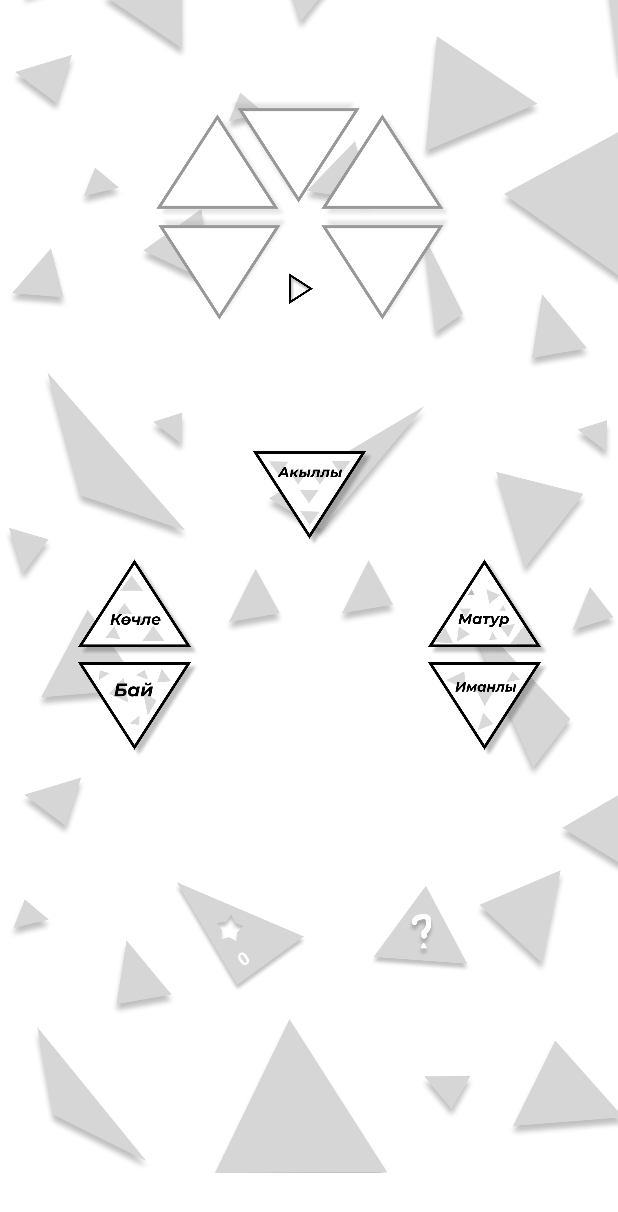
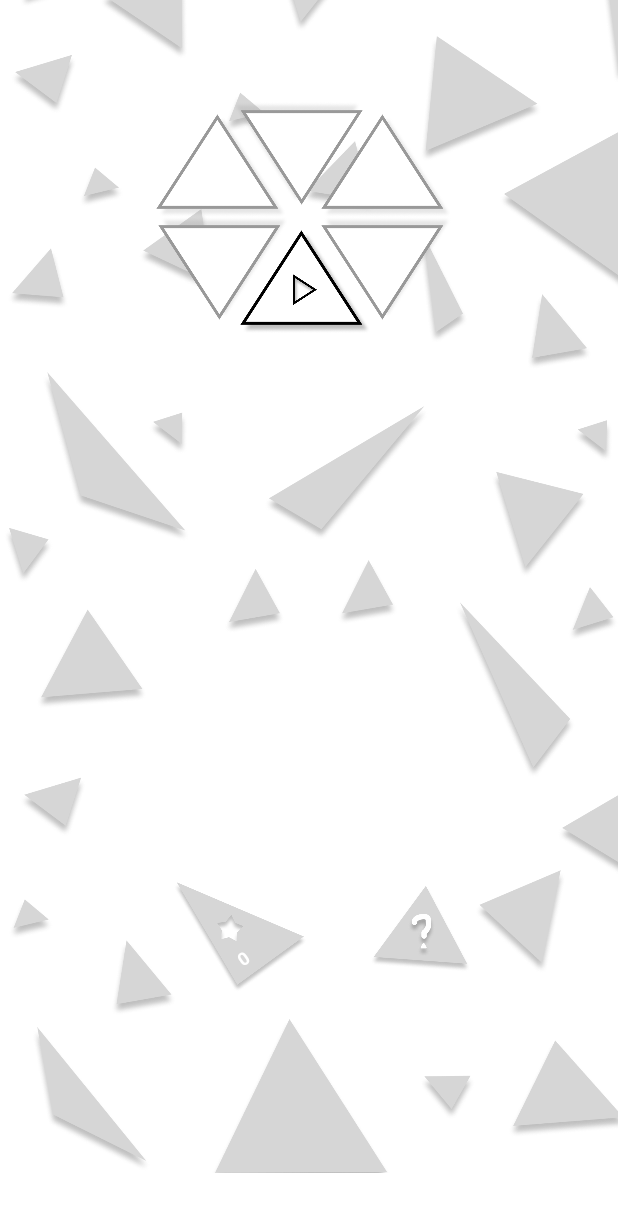
Before and after one commit to NurikDen/Leylek, an Android app built with Jetpack Compose: the screen it shows after launch (MainActivity), on a phone screen of 412 x 824 dp. Shown: the top 1212 px of the screen. Run offline under Robolectric (Android 15) with nearby library versions, the phone set to English and light mode, and no system bars; Roboto replaces fonts that are not available here.

Commit message:
updated animations

```diff
--- a/app/src/main/java/com/aocompany/leylek/MainActivity.kt
+++ b/app/src/main/java/com/aocompany/leylek/MainActivity.kt
@@ -1,8 +1,6 @@
 package com.aocompany.leylek
 import android.annotation.SuppressLint
 import android.os.Bundle
-import android.view.Menu
-import android.view.MenuItem
 import android.view.View
 import android.view.ViewGroup
 import android.view.animation.Animation
@@ -23,7 +21,7 @@
         super.onCreate(savedInstanceState)
         setContentView(R.layout.activity_main)
 
-        val button = findViewById<ImageView>(R.id.button)
+        val button = findViewById<ConstraintLayout>(R.id.button)
         val name = findViewById<TextView>(R.id.name)
         val meaning = findViewById<TextView>(R.id.meaning)
         val result = findViewById<ImageView>(R.id.result_white)
@@ -54,48 +52,40 @@
         anim_men.fillAfter = true
         men_women.startAnimation(anim_men)
 
-        val scale_animation = ScaleAnimation(0f,1f,0f,1f)
-        scale_animation.duration =1000
-        findViewById<ImageView>(R.id.button2).startAnimation(scale_animation)
-        button.startAnimation(scale_animation)
+        val translate_button_animation = TranslateAnimation(
+            0f, 0f,
+            200f,
+            0f)
+        translate_button_animation.duration =1000
+        button.startAnimation(translate_button_animation)
 
 
-        val anim_rich = TranslateAnimation(
-            -100f, 0f,
-            0f,
-            0f)
+        val anim_rich = ScaleAnimation(0f,1f,0f,1f, Animation.RELATIVE_TO_SELF, 0.5f,
+            Animation.RELATIVE_TO_SELF, 0.5f)
         anim_rich.duration = 1000
         anim_rich.fillAfter = true
         findViewById<ConstraintLayout>(R.id.rich).startAnimation(anim_rich)
 
-        val anim_strong = TranslateAnimation(
-            -100f, 0f,
-            0f,
-            0f)
+        val anim_strong = ScaleAnimation(0f,1f,0f,1f, Animation.RELATIVE_TO_SELF, 0.5f,
+            Animation.RELATIVE_TO_SELF, 0.5f)
         anim_strong.duration = 1000
         anim_strong.fillAfter = true
         findViewById<ConstraintLayout>(R.id.strong).startAnimation(anim_strong)
 
-        val anim_smart = TranslateAnimation(
-            0f, 0f,
-            -100f,
-            0f)
+        val anim_smart = ScaleAnimation(0f,1f,0f,1f, Animation.RELATIVE_TO_SELF, 0.5f,
+            Animation.RELATIVE_TO_SELF, 0.5f)
         anim_smart.duration = 1000
         anim_smart.fillAfter = true
         findViewById<ConstraintLayout>(R.id.smart).startAnimation(anim_smart)
 
-        val anim_beautiful = TranslateAnimation(
-            100f, 0f,
-            0f,
-            0f)
+        val anim_beautiful = ScaleAnimation(0f,1f,0f,1f, Animation.RELATIVE_TO_SELF, 0.5f,
+            Animation.RELATIVE_TO_SELF, 0.5f)
         anim_beautiful.duration = 1000
         anim_beautiful.fillAfter = true
         findViewById<ConstraintLayout>(R.id.beautiful).startAnimation(anim_beautiful)
 
-        val anim_believer = TranslateAnimation(
-            100f, 0f,
-            0f,
-            0f)
+        val anim_believer = ScaleAnimation(0f,1f,0f,1f, Animation.RELATIVE_TO_SELF, 0.5f,
+            Animation.RELATIVE_TO_SELF, 0.5f)
         anim_believer.duration = 1000
         anim_believer.fillAfter = true
         findViewById<ConstraintLayout>(R.id.believer).startAnimation(anim_believer)
--- a/app/src/main/res/layout/activity_main.xml
+++ b/app/src/main/res/layout/activity_main.xml
@@ -99,12 +99,14 @@
         android:id="@+id/place3"
         android:layout_width="87dp"
         android:layout_height="93dp"
-        android:layout_marginTop="65dp"
+        android:layout_marginStart="10dp"
+        android:layout_marginTop="55dp"
+        android:layout_marginEnd="8dp"
         android:layout_marginBottom="4dp"
         android:rotation="180"
         android:tint="#99FFFFFF"
         android:visibility="visible"
-        app:layout_constraintBottom_toTopOf="@+id/button"
+        app:layout_constraintBottom_toTopOf="@+id/button1"
         app:layout_constraintEnd_toEndOf="@+id/place4"
         app:layout_constraintHorizontal_bias="0.44"
         app:layout_constraintStart_toStartOf="@+id/place2"
@@ -140,31 +142,43 @@
         app:layout_constraintTop_toTopOf="@+id/place2"
         app:srcCompat="@drawable/fragmentx6" />
 
+    <androidx.constraintlayout.widget.ConstraintLayout
+        android:id="@+id/button"
+        android:layout_width="wrap_content"
+        android:layout_height="wrap_content"
+        android:layout_marginStart="20dp"
+        android:layout_marginTop="130dp"
+        android:layout_marginEnd="26dp"
+        app:layout_constraintBottom_toBottomOf="@+id/resultLayout"
+        app:layout_constraintEnd_toEndOf="@+id/resultLayout"
+        app:layout_constraintStart_toStartOf="@+id/resultLayout"
+        app:layout_constraintTop_toTopOf="@+id/resultLayout">
+
         <ImageView
-        android:id="@+id/button"
+            android:id="@+id/button1"
             android:layout_width="87dp"
             android:layout_height="93dp"
-        android:layout_marginStart="5dp"
-        android:layout_marginTop="86dp"
-        android:layout_marginBottom="10dp"
-        app:layout_constraintBottom_toBottomOf="@+id/place1"
-        app:layout_constraintStart_toStartOf="@+id/place3"
-        app:layout_constraintTop_toTopOf="@+id/place3"
-        app:layout_constraintVertical_bias="0.0"
+            app:layout_constraintBottom_toBottomOf="parent"
+            app:layout_constraintEnd_toEndOf="parent"
+            app:layout_constraintHorizontal_bias="0.0"
+            app:layout_constraintStart_toStartOf="parent"
+            app:layout_constraintTop_toTopOf="parent"
             app:srcCompat="@drawable/fragmentx6" />
 
         <ImageView
             android:id="@+id/button2"
             android:layout_width="16dp"
             android:layout_height="23dp"
-        android:layout_marginEnd="8dp"
-        app:layout_constraintBottom_toBottomOf="@+id/button"
-        app:layout_constraintEnd_toEndOf="@+id/button"
-        app:layout_constraintHorizontal_bias="0.543"
-        app:layout_constraintStart_toStartOf="@+id/button"
-        app:layout_constraintTop_toTopOf="@+id/button"
-        app:layout_constraintVertical_bias="0.585"
+            android:layout_marginStart="10dp"
+            android:layout_marginTop="10dp"
+            android:layout_marginEnd="10dp"
+            app:layout_constraintBottom_toBottomOf="parent"
+            app:layout_constraintEnd_toEndOf="parent"
+            app:layout_constraintHorizontal_bias="0.492"
+            app:layout_constraintStart_toStartOf="parent"
+            app:layout_constraintTop_toTopOf="parent"
             app:srcCompat="@drawable/button" />
+    </androidx.constraintlayout.widget.ConstraintLayout>
 
     <androidx.constraintlayout.widget.ConstraintLayout
         android:id="@+id/resultLayout"
```
Lines whose indentation alone changed are shown as unchanged.
